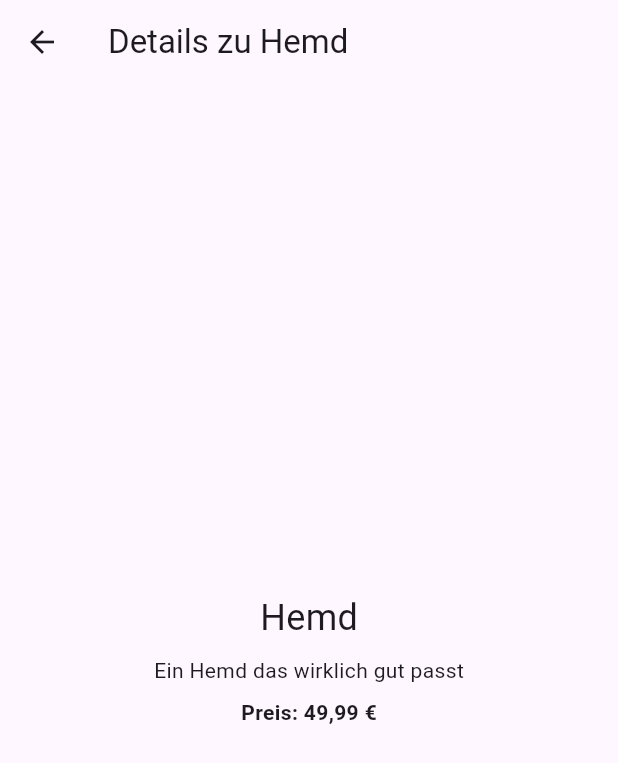
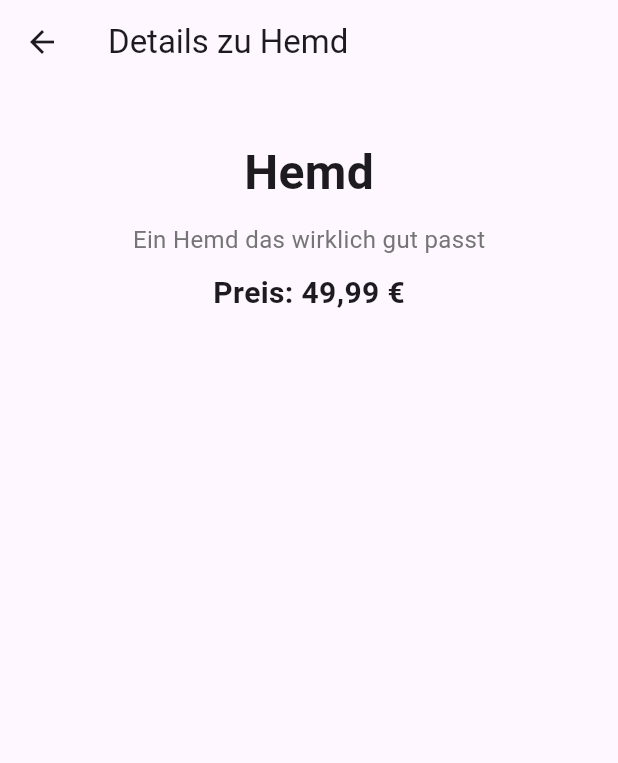
Before and after one commit to PartyPapi/Workspace, a Flutter app: the ProdukteScreen screen opened directly, after a tap on the "shopping cart" icon, on a phone screen of 412 x 824 dp. Shown: the top 763 px of the screen. Run offline on Flutter 3.47's test engine with Material 3 defaults, Android fonts, the light colour scheme and no system bars.

Commit message:
2nd page improved, Task "A2" is included

```diff
--- a/aufgaben_4_4_3/lib/4_6_1_V_A1.dart
+++ b/aufgaben_4_4_3/lib/4_6_1_V_A1.dart
@@ -39,7 +39,7 @@ class ProdukteScreen extends StatelessWidget {
             ),
           );
         },
-        child: Icon(Icons.shopping_cart),
+        child: Icon(Icons.shopping_cart), // Verwende ein beliebiges Icon
       ),
     );
   }
@@ -53,21 +53,38 @@ class DetailScreen extends StatelessWidget {
         title: Text('Details zu Hemd'),
       ),
       body: Center(
+        child: Padding(
+          padding: const EdgeInsets.all(16.0),
           child: Column(
-          mainAxisAlignment: MainAxisAlignment.center,
+            mainAxisAlignment: MainAxisAlignment.start,
+            crossAxisAlignment: CrossAxisAlignment.center,
             children: <Widget>[
+              SizedBox(height: 20),
               Text(
                 'Hemd',
-              style: TextStyle(fontSize: 24),
+                style: TextStyle(
+                  fontSize: 32,
+                  fontWeight: FontWeight.bold,
                 ),
-            SizedBox(height: 8),
-            Text('Ein Hemd das wirklich gut passt'),
-            SizedBox(height: 8),
+              ),
+              SizedBox(height: 10),
+              Text(
+                'Ein Hemd das wirklich gut passt',
+                style: TextStyle(
+                  fontSize: 16,
+                  color: Colors.grey[600],
+                ),
+              ),
+              SizedBox(height: 10),
               Text(
                 'Preis: 49,99 €',
-              style: TextStyle(fontWeight: FontWeight.bold),
+                style: TextStyle(
+                  fontSize: 20,
+                  fontWeight: FontWeight.bold,
+                ),
               ),
             ],
+          ),
         ),
       ),
     );
```
Lines whose indentation alone changed are shown as unchanged.
